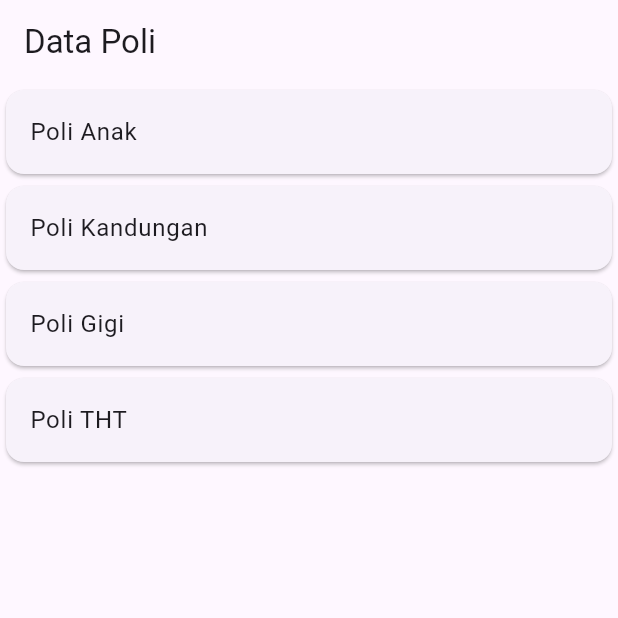
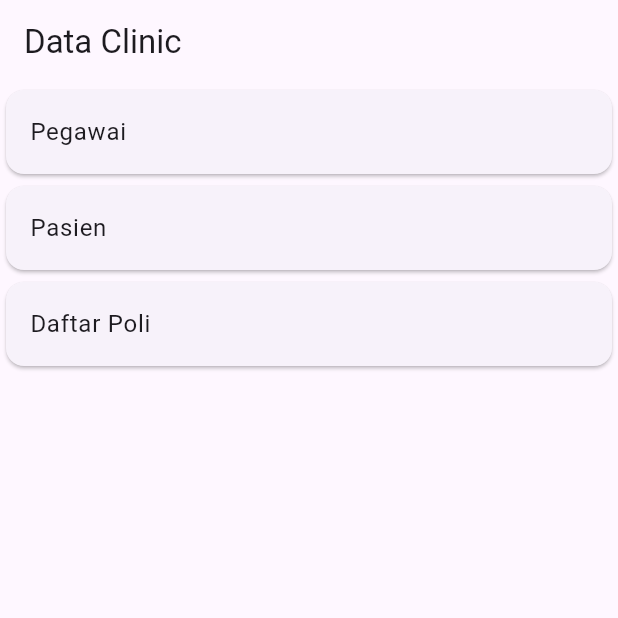
Before and after one commit to N3ToD/Clinic_project, a Flutter app: the screen it shows after launch, on a phone screen of 412 x 824 dp, the top half of it. Run offline on Flutter 3.47's test engine with Material 3 defaults, Android fonts, the phone set to English and light mode, and no system bars.

Commit message:
Added new Page: Pasien, and Pegawai page.

```diff
--- a/analysis_options.yaml
+++ b/analysis_options.yaml
@@ -7,6 +7,12 @@
 
 # The following line activates a set of recommended lints for Flutter apps,
 # packages, and plugins designed to encourage good coding practices.
+analyzer:
+  exclude:
+    - build/**
+    - android/**
+    - web/**
+    - windows/**
 include: package:flutter_lints/flutter.yaml
 
 linter:
--- a/lib/main.dart
+++ b/lib/main.dart
@@ -1,5 +1,5 @@
 import 'package:flutter/material.dart';
-import 'ui/poli_page.dart';
+import 'ui/list_halaman.dart';
 
 void main() => runApp(MyApp());
 
@@ -11,7 +11,7 @@ class MyApp extends StatelessWidget {
     return const MaterialApp(
       title: 'Klinik APP',
       debugShowCheckedModeBanner: false,
-      home: PoliPage(),
+      home: ListHalaman(),
     );
   }
 }
--- /dev/null
+++ b/lib/model/pasien.dart
@@ -0,0 +1,17 @@
+class Pasien {
+  int? id;
+  String nomorRm;
+  String namaPasien;
+  String tglLahir;
+  String noTelp;
+  String alamatTinggal;
+
+  Pasien({
+    this.id,
+    required this.nomorRm,
+    required this.namaPasien,
+    required this.alamatTinggal,
+    required this.noTelp,
+    required this.tglLahir,
+  });
+}
--- /dev/null
+++ b/lib/model/pegawai.dart
@@ -0,0 +1,19 @@
+class Pegawai {
+  int? id;
+  String nomorNip;
+  String namaPegawai;
+  String tglLahir;
+  String noTelp;
+  String noEmail;
+  String inpPassword;
+
+  Pegawai({
+    this.id,
+    required this.nomorNip,
+    required this.namaPegawai,
+    required this.inpPassword,
+    required this.noEmail,
+    required this.noTelp,
+    required this.tglLahir,
+  });
+}
--- /dev/null
+++ b/lib/ui/list_halaman.dart
@@ -0,0 +1,50 @@
+import 'package:clinic_project/model/pegawai.dart';
+import 'package:flutter/material.dart';
+import 'pegawai_detail.dart';
+
+class ListHalaman extends StatefulWidget {
+  const ListHalaman({super.key});
+
+  @override
+  State<ListHalaman> createState() => _ListHalamanState();
+}
+
+class _ListHalamanState extends State<ListHalaman> {
+  @override
+  Widget build(BuildContext context) {
+    return Scaffold(
+      appBar: AppBar(title: const Text("Data Clinic")),
+      body: ListView(
+        children: [
+          GestureDetector(
+            child: Card(child: ListTile(title: const Text("Pegawai"))),
+            onTap: () {
+              Pegawai kartuPegawai1 = Pegawai(
+                nomorNip: "19240974",
+                namaPegawai: "Muhammad Naufal Rizqullah",
+                inpPassword: "Sebuah Rahasia",
+                noEmail: "19240974@bsi.ac.id",
+                noTelp: "+62 859-6719-4310",
+                tglLahir: "20/04/2005",
+              );
+              Navigator.push(
+                context,
+                MaterialPageRoute(
+                  builder: (context) => PegawaiDetail(pegawai: kartuPegawai1),
+                ),
+              );
+            },
+          ),
+          GestureDetector(
+            child: Card(child: ListTile(title: const Text("Pasien"))),
+            onTap: () {},
+          ),
+          GestureDetector(
+            child: Card(child: ListTile(title: const Text("Daftar Poli"))),
+            onTap: () {},
+          ),
+        ],
+      ),
+    );
+  }
+}
--- /dev/null
+++ b/lib/ui/pasien_detail.dart
@@ -0,0 +1,13 @@
+import 'package:flutter/material.dart';
+
+import '../model/pasien.dart';
+
+class PasienDetail extends StatelessWidget {
+  final Pasien pasien;
+  const PasienDetail({super.key, required this.pasien});
+
+  @override
+  Widget build(BuildContext context) {
+    return const Scaffold(body: Card());
+  }
+}
```
Also changed, not shown: lib/ui/pegawai_detail.dart (added, +70 -0 lines), lib/ui/poli_page.dart (+12 -25 lines), 3 other files.
